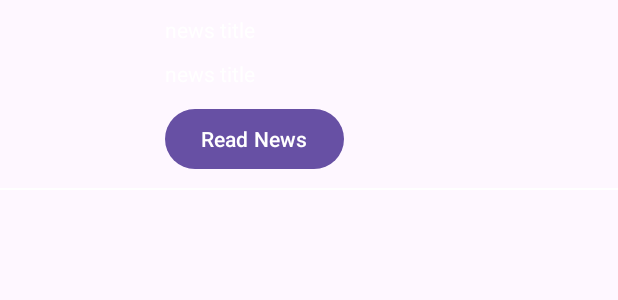
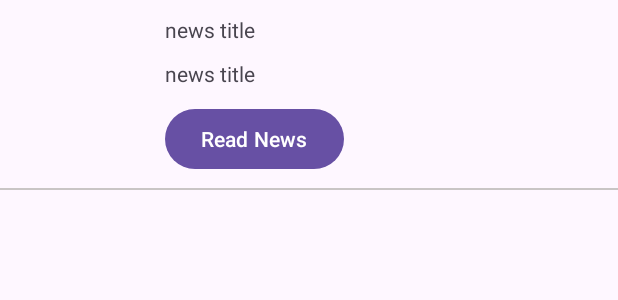
Before and after one commit to ramjiyaniuday1/NewsApp, an Android app: the layout item_news.xml on its own in the app's theme, with its tools: preview values and no code run, on a phone screen of 412 x 824 dp. Shown: the top 300 px of the screen. Run offline under Robolectric (Android 15) with nearby library versions, the phone set to English and light mode, and no system bars.

Commit message:
code optimizations

```diff
--- a/app/src/main/java/com/news/app/data/model/ArticlesDto.java
+++ b/app/src/main/java/com/news/app/data/model/ArticlesDto.java
@@ -4,6 +4,7 @@ import com.google.gson.annotations.SerializedName;
 import com.news.app.domain.model.Articles;
 
 import java.util.ArrayList;
+import java.util.Collections;
 import java.util.List;
 import java.util.stream.Collectors;
 
@@ -17,4 +18,8 @@ public class ArticlesDto {
     public Articles mapToArticles() {
         return new Articles(articleDtos.stream().map(ArticleDto::mapToArticle).collect(Collectors.toList()));
     }
+
+    public void sortArticles() {
+        Collections.sort(this.articleDtos, (o1, o2) -> o2.getPublishedAt().compareTo(o1.getPublishedAt()));
+    }
 }
--- a/app/src/main/java/com/news/app/ui/MainViewModel.java
+++ b/app/src/main/java/com/news/app/ui/MainViewModel.java
@@ -41,13 +41,12 @@ public class MainViewModel extends ViewModel {
 
     public void getNews() {
         newsRepository.getNews()
+                .doFinally(() -> loading.postValue(false))
                 .subscribeOn(Schedulers.io())
                 .observeOn(AndroidSchedulers.mainThread())
                 .subscribe(result -> {
-                    loading.postValue(false);
                     setNews(result);
                 }, throwable -> {
-                   loading.postValue(false);
                     Log.d(TAG, "getNews: error"+throwable.getMessage());
                 });
     }
@@ -67,6 +66,8 @@ public class MainViewModel extends ViewModel {
                     public void accept(String result) {
                         setNews(newsRepository.filterNews(result));
                     }
+                }, throwable -> {
+                    Log.d(TAG, "searchObservable: error"+throwable.getMessage());
                 });
     }
 }
--- a/app/src/main/res/layout/activity_main.xml
+++ b/app/src/main/res/layout/activity_main.xml
@@ -15,7 +15,8 @@
         <com.google.android.material.appbar.MaterialToolbar
             android:id="@+id/toolbar"
             android:layout_width="match_parent"
-            android:layout_height="?attr/actionBarSize" />
+            android:layout_height="?attr/actionBarSize"
+            android:background="?attr/colorPrimary"/>
 
     </com.google.android.material.appbar.AppBarLayout>
 
--- a/app/src/main/res/layout/item_news.xml
+++ b/app/src/main/res/layout/item_news.xml
@@ -24,7 +24,6 @@
         app:layout_constraintBottom_toTopOf="@id/news_date"
         app:layout_constraintStart_toEndOf="@+id/news_image"
         app:layout_constraintTop_toTopOf="parent"
-        android:textColor="@color/white"
         tools:text="news title" />
 
     <TextView
@@ -36,7 +35,6 @@
         app:layout_constraintBottom_toBottomOf="@id/read_news"
         app:layout_constraintStart_toEndOf="@+id/news_image"
         app:layout_constraintTop_toBottomOf="@id/news_tile"
-        android:textColor="@color/white"
         tools:text="news title"
         />
 
@@ -50,14 +48,13 @@
         app:layout_constraintBottom_toBottomOf="parent"
         app:layout_constraintStart_toEndOf="@+id/news_image"
         app:layout_constraintTop_toBottomOf="@id/news_date"
-        android:textColor="@color/white"
         android:text="Read News"
         />
 
     <com.google.android.material.divider.MaterialDivider
         android:layout_width="match_parent"
         android:layout_height="1dp"
-        app:dividerColor="@color/white"
+        app:dividerColor="@color/gray"
         app:layout_constraintBottom_toBottomOf="parent"
         app:layout_constraintStart_toStartOf="parent"
         app:layout_constraintEnd_toEndOf="parent"
--- a/app/src/main/res/values/colors.xml
+++ b/app/src/main/res/values/colors.xml
@@ -7,4 +7,5 @@
     <color name="teal_700">#FF018786</color>
     <color name="black">#FF000000</color>
     <color name="white">#FFFFFFFF</color>
+    <color name="gray">#C9C5C5</color>
 </resources>
```
Also changed, not shown: app/src/main/java/com/news/app/data/repo/NewsRepoImpl.java (+3 -6 lines), 1 other file.
